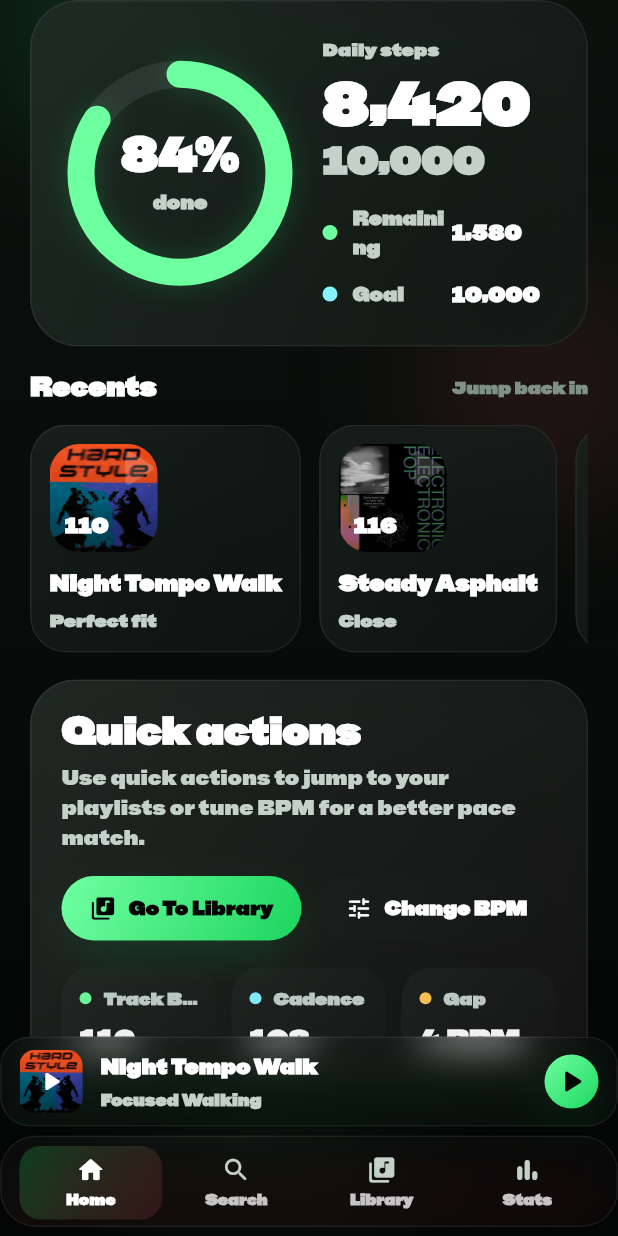
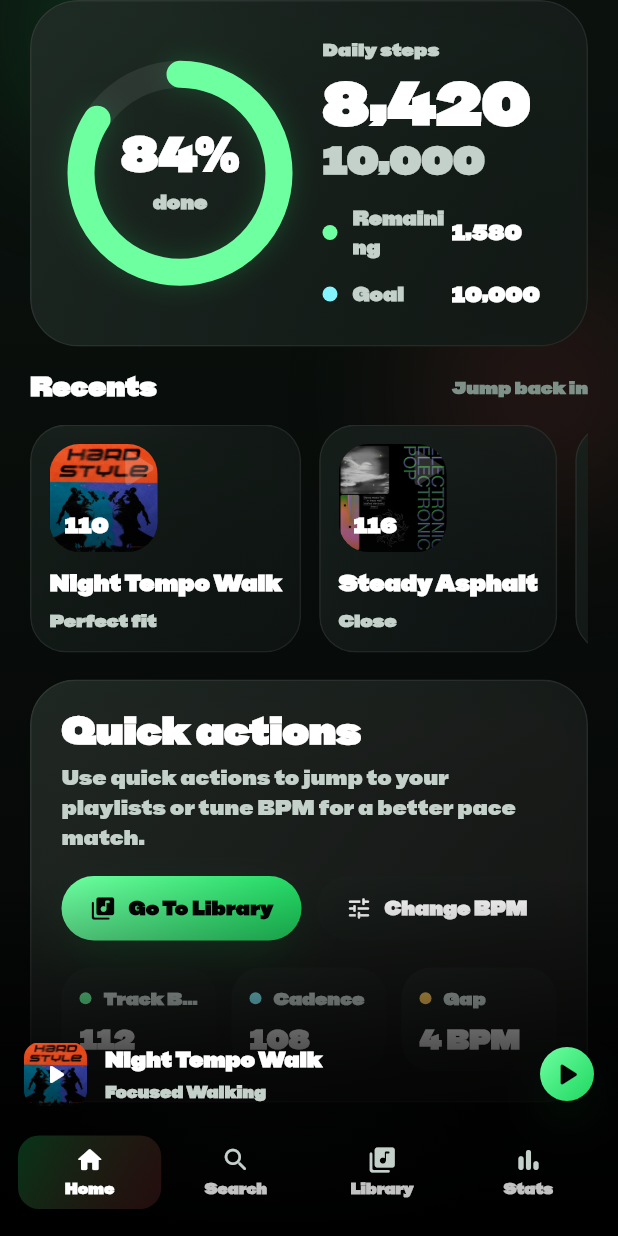
Before and after one commit to Martin-Boyanov/stempo, a Flutter app: the HomePage screen opened by its route, on a phone screen of 412 x 824 dp. Run offline on Flutter 3.47's test engine with Material 3 defaults, Android fonts, the phone set to English and light mode, and no system bars; our stand-ins replace flutter_dotenv, go_router, lottie; missing offline and left inert: flutter_web_auth_2, health; accounts and stored records are empty.

Commit message:
feat: implement Spotify remote service and initial UI components for home and playback screens

```diff
--- a/lib/pages/home_page.dart
+++ b/lib/pages/home_page.dart
@@ -258,15 +258,15 @@ class _HomePageState extends State<HomePage>
               bottom: 0,
               child: IgnorePointer(
                 child: Container(
-                  height: 220,
+                  height: 240,
                   decoration: BoxDecoration(
                     gradient: LinearGradient(
                       begin: Alignment.topCenter,
                       end: Alignment.bottomCenter,
                       colors: [
-                        AppColors.background.withValues(alpha: 0),
-                        AppColors.background.withValues(alpha: 0.08),
-                        AppColors.background.withValues(alpha: 0.52),
+                        Colors.black.withValues(alpha: 0),
+                        Colors.black.withValues(alpha: 0.70),
+                        Colors.black,
                       ],
                     ),
                   ),
@@ -2655,16 +2655,8 @@ class _BottomNav extends StatelessWidget {
 
   @override
   Widget build(BuildContext context) {
-    return FrostedPanel(
-      radius: 24,
-      blurSigma: 12,
-      padding: const EdgeInsets.fromLTRB(12, 6, 12, 4),
-      gradient: const LinearGradient(
-        begin: Alignment.topLeft,
-        end: Alignment.bottomRight,
-        colors: [Color(0x3B161C19), Color(0x1F0F1212)],
-      ),
-      glowColor: AppColors.cinemaRed,
+    return Container(
+      padding: const EdgeInsets.fromLTRB(12, 6, 12, 12),
       child: Row(
         children: [
           for (var i = 0; i < items.length; i++) ...[
@@ -2750,6 +2742,7 @@ class _NowPlayingBarState extends State<_NowPlayingBar> {
   bool _isPaused = true;
   String? _actualTitle;
   String? _actualArtist;
+  String? _actualImage;
 
   @override
   void initState() {
@@ -2770,6 +2763,12 @@ class _NowPlayingBarState extends State<_NowPlayingBar> {
         _isPaused = state.isPaused;
         if (state.trackName.isNotEmpty) _actualTitle = state.trackName;
         if (state.artistName.isNotEmpty) _actualArtist = state.artistName;
+        print('SPOTIFY REMOTE NEW STATE: imageUri="${state.imageUri}" -> resolved="${state.resolvedImageUrl}"');
+        if (state.resolvedImageUrl != null) {
+          _actualImage = state.resolvedImageUrl;
+        } else if (state.imageUri != null && state.imageUri!.isNotEmpty) {
+          _actualImage = null; // fallback mapping if empty
+        }
       });
     });
 
@@ -2781,6 +2780,10 @@ class _NowPlayingBarState extends State<_NowPlayingBar> {
         _isPaused = playerState.isPaused;
         if (playerState.trackName.isNotEmpty) _actualTitle = playerState.trackName;
         if (playerState.artistName.isNotEmpty) _actualArtist = playerState.artistName;
+        print('SPOTIFY REMOTE INIT STATE: imageUri="${playerState.imageUri}" -> resolved="${playerState.resolvedImageUrl}"');
+        if (playerState.resolvedImageUrl != null) {
+          _actualImage = playerState.resolvedImageUrl;
+        }
       });
     } catch (_) {
       // Keep the bar usable even when Spotify is unavailable.
@@ -2808,7 +2811,7 @@ class _NowPlayingBarState extends State<_NowPlayingBar> {
       extra: NowPlayingPageArgs(
         trackTitle: _actualTitle ?? widget.trackTitle,
         trackArtist: _actualArtist ?? widget.trackArtist,
-        trackImageAsset: widget.trackImageAsset,
+        trackImageAsset: _actualImage ?? widget.trackImageAsset,
         trackBpm: widget.trackBpm,
         userCadence: widget.userCadence,
       ),
@@ -2820,20 +2823,13 @@ class _NowPlayingBarState extends State<_NowPlayingBar> {
     return GestureDetector(
       behavior: HitTestBehavior.opaque,
       onTap: _navigateToNowPlaying,
-      child: FrostedPanel(
-        radius: 20,
-        padding: const EdgeInsets.fromLTRB(12, 8, 12, 8),
-        blurSigma: 12,
-        gradient: const LinearGradient(
-          begin: Alignment.topLeft,
-          end: Alignment.bottomRight,
-          colors: [Color(0x3B141A18), Color(0x1F101513)], // More see-through
-        ),
-        glowColor: AppColors.primary,
+      child: Container(
+        padding: const EdgeInsets.fromLTRB(16, 8, 16, 8),
+        color: Colors.transparent,
         child: Row(
           children: [
             MediaCover(
-              imageAsset: widget.trackImageAsset,
+              imageAsset: _actualImage ?? widget.trackImageAsset,
               size: 42,
               borderRadius: 10,
               child: Center(
```
Also changed, not shown: lib/controllers/spotify_remote_service.dart (+17 -0 lines), lib/pages/now_playing_page.dart (+10 -1 lines), 1 other file.
